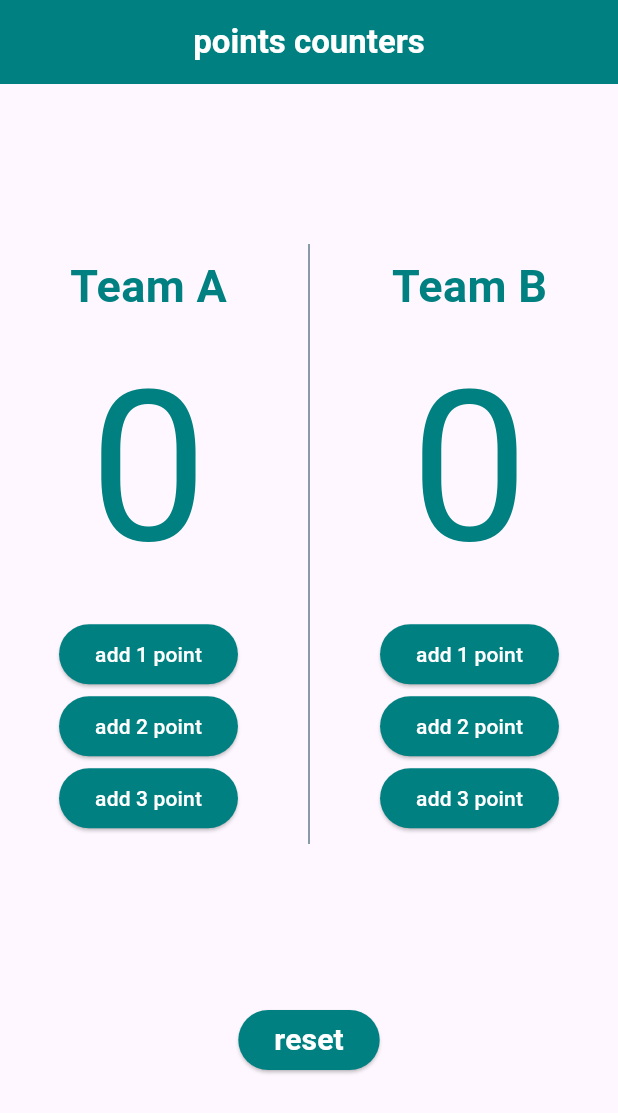
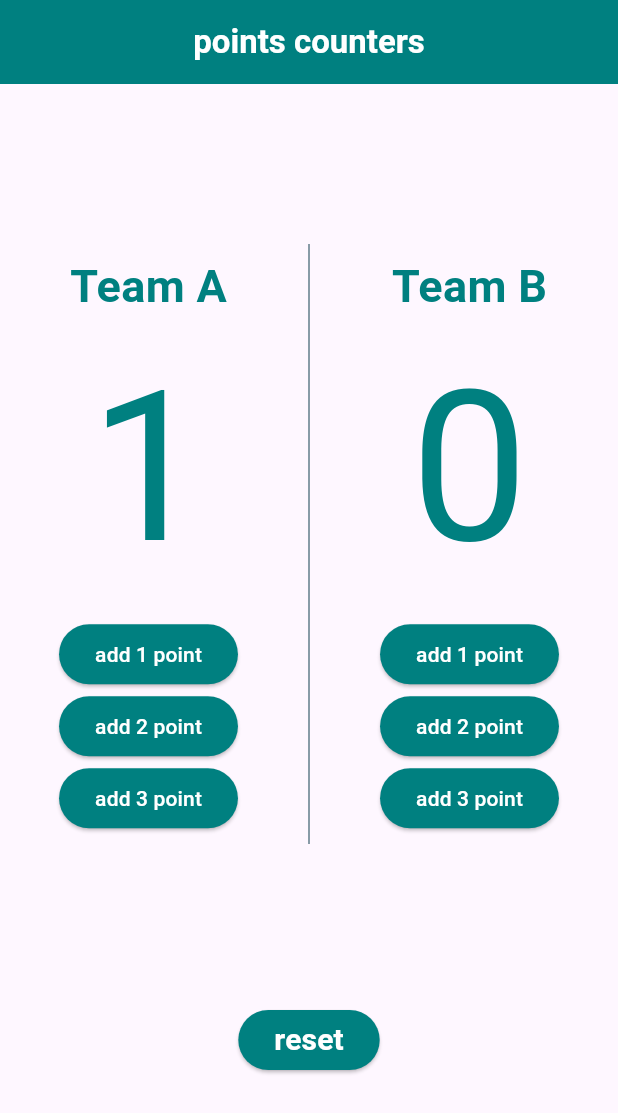
Before and after one commit to MohamedHamedAbdulhakam/basketball_points_counter, a Flutter app: the screen it shows after launch, after a tap on "add 1 point", on a phone screen of 412 x 824 dp. Shown: the top 1113 px of the screen. Run offline on Flutter 3.47's test engine with Material 3 defaults, Android fonts, the phone set to English and light mode, and no system bars; our stand-ins replace bloc, flutter_bloc.

Commit message:
finish app

```diff
--- a/lib/cubit/counter_cubit.dart
+++ b/lib/cubit/counter_cubit.dart
@@ -1,3 +1,5 @@
+import 'dart:math';
+
 import 'package:basketball_points_counter/cubit/counter_state.dart';
 import 'package:bloc/bloc.dart';
 
@@ -9,9 +11,16 @@ class CounterCubit extends Cubit<CounterState> {
     if (team == 'A') {
       teamAPoint += buttonnumber;
       emit(CounterAIncreamentState());
-    } else {
+    } else if (team == 'B') {
       teamBPoint += buttonnumber;
+     print(log(teamBPoint)) ;
       emit(CounterBIncreamentState());
+
+
+    }
+    else{
+        teamAPoint = 0;
+   teamBPoint = 0;
     }
   }
 }
--- a/lib/main.dart
+++ b/lib/main.dart
@@ -1,4 +1,3 @@
-
 import 'package:basketball_points_counter/constants.dart';
 import 'package:basketball_points_counter/cubit/counter_state.dart';
 import 'package:basketball_points_counter/team_a_section.dart';
@@ -30,28 +29,78 @@ class HomePage extends StatelessWidget {
   @override
   Widget build(BuildContext context) {
     return BlocConsumer<CounterCubit, CounterState>(
-      listener: (context, state) {
-        // if (state is CounterAIncreamentState) {
-        //   teamAPoints = BlocProvider.of<CounterCubit>(context).teamAPoint;
-        // } else {
-        //   teamBPoints = BlocProvider.of<CounterCubit>(context).teamBPoint;
-        // }
-        // TODO: implement listener
-      },
       builder: (context, state) {
         return Scaffold(
           appBar: AppBar(
             backgroundColor: Constants.kPrimaryColor,
-            title:const  Center(child:  Text("points counters",style: TextStyle(color: Colors.white,fontWeight: FontWeight.bold),)),
+            title: const Center(
+                child: Text(
+              "points counters",
+              style:
+                  TextStyle(color: Colors.white, fontWeight: FontWeight.bold),
+            )),
           ),
-
           body: Column(
             children: [
               const Spacer(),
-            const   Row(
+              Row(
                 mainAxisAlignment: MainAxisAlignment.spaceEvenly,
                 children: [
-                 TeamAsection(),
+                  Column(
+                    children: [
+                      Text(
+                        "Team A",
+                        style: TextStyle(
+                            color: Constants.kPrimaryColor,
+                            fontSize: 30,
+                            fontWeight: FontWeight.bold),
+                      ),
+                      Text(
+                        '${BlocProvider.of<CounterCubit>(context).teamAPoint}',
+                        style: TextStyle(
+                            fontSize: 140, color: Constants.kPrimaryColor),
+                      ),
+                      ElevatedButton(
+                          style: ElevatedButton.styleFrom(
+                              backgroundColor: Constants.kPrimaryColor),
+                          onPressed: () {
+                            BlocProvider.of<CounterCubit>(context)
+                                .teamIncreament(team: 'A', buttonnumber: 1);
+                          },
+                          child: const Text(
+                            'add 1 point',
+                            style: TextStyle(
+                              color: Colors.white,
+                            ),
+                          )),
+                      ElevatedButton(
+                          style: ElevatedButton.styleFrom(
+                              backgroundColor: Constants.kPrimaryColor),
+                          onPressed: () {
+                            BlocProvider.of<CounterCubit>(context)
+                                .teamIncreament(team: 'A', buttonnumber: 2);
+                          },
+                          child: const Text(
+                            'add 2 point',
+                            style: TextStyle(
+                              color: Colors.white,
+                            ),
+                          )),
+                      ElevatedButton(
+                          style: ElevatedButton.styleFrom(
+                              backgroundColor: Constants.kPrimaryColor),
+                          onPressed: () {
+                            BlocProvider.of<CounterCubit>(context)
+                                .teamIncreament(team: 'A', buttonnumber: 3);
+                          },
+                          child: const Text(
+                            'add 3 point',
+                            style: TextStyle(
+                              color: Colors.white,
+                            ),
+                          ))
+                    ],
+                  ),
                   SizedBox(
                     height: 400,
                     child: VerticalDivider(
@@ -59,22 +108,84 @@ class HomePage extends StatelessWidget {
                       thickness: 1,
                     ),
                   ),
-                  TeamBsection()
+                  Column(
+                    children: [
+                      Text(
+                        "Team B",
+                        style: TextStyle(
+                            color: Constants.kPrimaryColor,
+                            fontSize: 30,
+                            fontWeight: FontWeight.bold),
+                      ),
+                      Text(
+                        '${BlocProvider.of<CounterCubit>(context).teamBPoint}',
+                        style: TextStyle(
+                            fontSize: 140, color: Constants.kPrimaryColor),
+                      ),
+                      ElevatedButton(
+                          style: ElevatedButton.styleFrom(
+                              backgroundColor: Constants.kPrimaryColor),
+                          onPressed: () {
+                            BlocProvider.of<CounterCubit>(context)
+                                .teamIncreament(team: 'B', buttonnumber: 1);
+                          },
+                          child: const Text(
+                            'add 1 point',
+                            style: TextStyle(
+                              color: Colors.white,
+                            ),
+                          )),
+                      ElevatedButton(
+                          style: ElevatedButton.styleFrom(
+                              backgroundColor: Constants.kPrimaryColor),
+                          onPressed: () {
+                            BlocProvider.of<CounterCubit>(context)
+                                .teamIncreament(team: 'B', buttonnumber: 2);
+                          },
+                          child: const Text(
+                            'add 2 point',
+                            style: TextStyle(
+                              color: Colors.white,
+                            ),
+                          )),
+                      ElevatedButton(
+                          style: ElevatedButton.styleFrom(
+                              backgroundColor: Constants.kPrimaryColor),
+                          onPressed: () {
+                            BlocProvider.of<CounterCubit>(context)
+                                .teamIncreament(team: 'B', buttonnumber: 3);
+                          },
+                          child: const Text(
+                            'add 3 point',
+                            style: TextStyle(
+                              color: Colors.white,
+                            ),
+                          ))
+                    ],
+                  )
                 ],
               ),
-             const  Spacer(),
+              const Spacer(),
               ElevatedButton(
-                  style:
-                      ElevatedButton.styleFrom(backgroundColor: Constants.kPrimaryColor),
+                  style: ElevatedButton.styleFrom(
+                      backgroundColor: Constants.kPrimaryColor),
                   onPressed: () {
-
+                    BlocProvider.of<CounterCubit>(context)
+                        .teamIncreament(team: "reset", buttonnumber: 1);
                   },
-                  child: const Text('reset',style: TextStyle(color: Colors.white,fontWeight: FontWeight.bold,fontSize: 20),)),
+                  child: const Text(
+                    'reset',
+                    style: TextStyle(
+                        color: Colors.white,
+                        fontWeight: FontWeight.bold,
+                        fontSize: 20),
+                  )),
               const Spacer()
             ],
           ),
         );
       },
+      listener: (context, state) {},
     );
   }
 }
--- a/lib/team_a_section.dart
+++ /dev/null
@@ -1,50 +0,0 @@
-import 'package:basketball_points_counter/constants.dart';
-import 'package:basketball_points_counter/cubit/counter_cubit.dart';
-import 'package:flutter/material.dart';
-import 'package:flutter_bloc/flutter_bloc.dart';
-
-class TeamAsection extends StatelessWidget {
-  const TeamAsection({
-    super.key,
-  });
-
-  @override
-  Widget build(BuildContext context) {
-    return Column(
-      children: [
-         Text(
-          "Team A",
-          style: TextStyle(color: Constants.kPrimaryColor,fontSize: 30,fontWeight: FontWeight.bold),
-        ),
-        Text(
-          '${BlocProvider.of<CounterCubit>(context).teamAPoint}',
-          style:  TextStyle(fontSize: 140,color: Constants.kPrimaryColor),
-        ),
-        ElevatedButton(
-            style: ElevatedButton.styleFrom(
-                backgroundColor: Constants.kPrimaryColor),
-            onPressed: () {
-              BlocProvider.of<CounterCubit>(context)
-                  .teamIncreament(team: 'A', buttonnumber: 1);
-            },
-            child: const Text('add 1 point',style: TextStyle(color: Colors.white,),)),
-        ElevatedButton(
-            style: ElevatedButton.styleFrom(
-                backgroundColor: Constants.kPrimaryColor),
-            onPressed: () {
-              BlocProvider.of<CounterCubit>(context)
-                  .teamIncreament(team: 'A', buttonnumber: 2);
-            },
-            child: const Text('add 2 point',style: TextStyle(color: Colors.white,),)),
-        ElevatedButton(
-            style: ElevatedButton.styleFrom(
-                backgroundColor: Constants.kPrimaryColor),
-            onPressed: () {
-              BlocProvider.of<CounterCubit>(context)
-                  .teamIncreament(team: 'A', buttonnumber: 3);
-            },
-            child: const Text('add 3 point',style: TextStyle(color: Colors.white,),))
-      ],
-    );
-  }
-}
--- a/lib/team_b_section.dart
+++ /dev/null
@@ -1,50 +0,0 @@
-import 'package:basketball_points_counter/constants.dart';
-import 'package:basketball_points_counter/cubit/counter_cubit.dart';
-import 'package:flutter/material.dart';
-import 'package:flutter_bloc/flutter_bloc.dart';
-
-class TeamBsection extends StatelessWidget {
-  const TeamBsection({
-    super.key,
-  });
-
-  @override
-  Widget build(BuildContext context) {
-    return Column(
-      children: [
-         Text(
-          "Team B",
-          style: TextStyle(color: Constants.kPrimaryColor,fontSize: 30,fontWeight: FontWeight.bold),
-        ),
-        Text(
-          '${BlocProvider.of<CounterCubit>(context).teamBPoint}',
-          style: TextStyle(fontSize: 140,color: Constants.kPrimaryColor),
-        ),
-        ElevatedButton(
-            style: ElevatedButton.styleFrom(
-                backgroundColor: Constants.kPrimaryColor),
-            onPressed: () {
-              BlocProvider.of<CounterCubit>(context)
-                  .teamIncreament(team: 'B', buttonnumber: 1);
-            },
-            child: const Text('add 1 point',style: TextStyle(color: Colors.white,),)),
-        ElevatedButton(
-            style: ElevatedButton.styleFrom(
-                backgroundColor: Constants.kPrimaryColor),
-            onPressed: () {
-              BlocProvider.of<CounterCubit>(context)
-                  .teamIncreament(team: 'B', buttonnumber: 2);
-            },
-            child: const Text('add 2 point',style: TextStyle(color: Colors.white,),)),
-        ElevatedButton(
-            style: ElevatedButton.styleFrom(
-                backgroundColor: Constants.kPrimaryColor),
-            onPressed: () {
-              BlocProvider.of<CounterCubit>(context)
-                  .teamIncreament(team: 'B', buttonnumber: 3);
-            },
-            child:const  Text('add 3 point',style: TextStyle(color: Colors.white,),))
-      ],
-    );
-  }
-}
```
Also changed, not shown: 1 other file.
